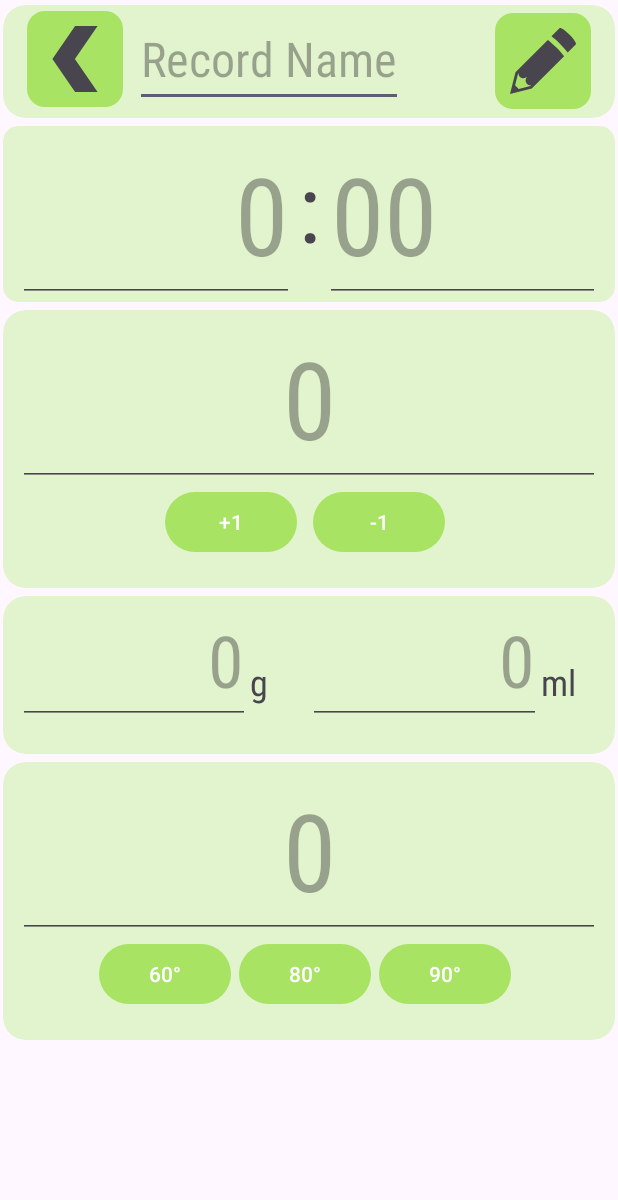
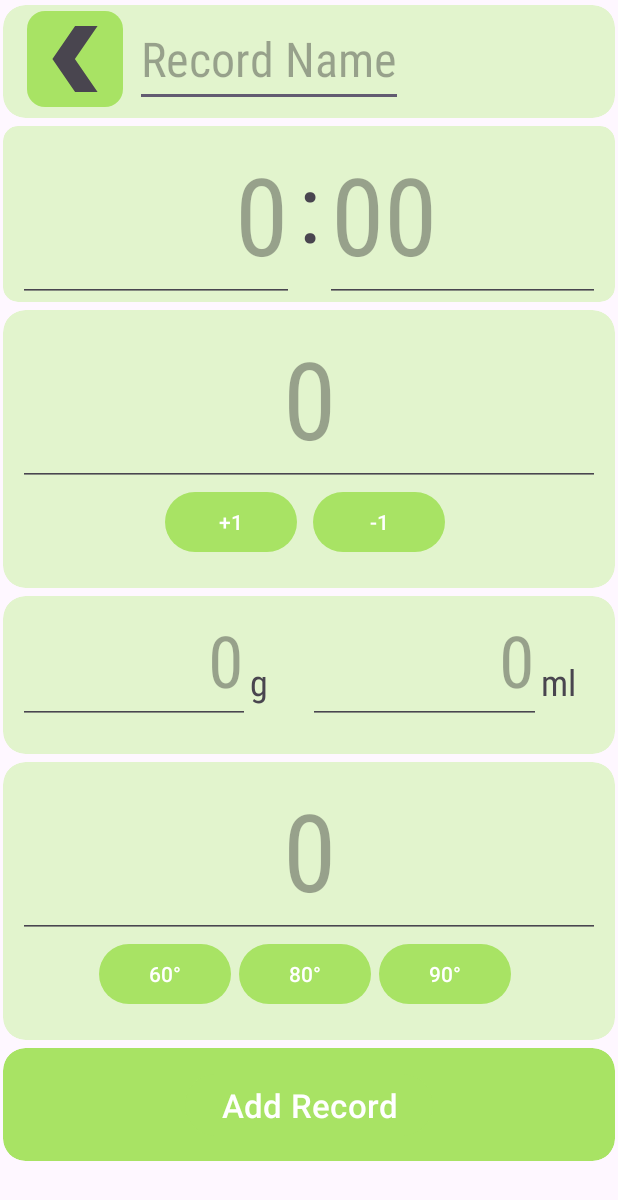
Before and after one commit to marianpekar/teapp, an Android app: the AddRecordActivity screen opened directly, with no data from a screen before it, on a phone screen of 412 x 824 dp. Shown: the top 1200 px of the screen. Run offline under Robolectric (Android 15) with nearby library versions, the phone set to English and light mode, and no system bars.

Commit message:
Minor redesign of AddRecordActivity and EditRecordActivity

```diff
--- a/app/src/main/java/com/marianpekar/teapp/AddRecordActivity.kt
+++ b/app/src/main/java/com/marianpekar/teapp/AddRecordActivity.kt
@@ -53,7 +53,7 @@ class AddRecordActivity : AppCompatActivity() {
         val editTextGrams: EditText = findViewById(R.id.editTextGrams)
         val editTextMillis: EditText = findViewById(R.id.editTextMillis)
 
-        val buttonAddRecord: ImageButton = findViewById(R.id.imageButtonSave)
+        val buttonAddRecord: Button = findViewById(R.id.buttonSaveRecord)
 
         buttonAddRecord.setOnClickListener {
             val name = editTextName.text.toString()
--- a/app/src/main/java/com/marianpekar/teapp/EditRecordActivity.kt
+++ b/app/src/main/java/com/marianpekar/teapp/EditRecordActivity.kt
@@ -88,7 +88,7 @@ class EditRecordActivity : AppCompatActivity() {
     }
 
     private fun setSaveRecordButton() {
-        val buttonSaveRecord: ImageButton = findViewById(R.id.imageButtonSave)
+        val buttonSaveRecord: Button = findViewById(R.id.buttonSaveRecord)
 
         buttonSaveRecord.setOnClickListener {
             val name = editTextName.text.toString()
@@ -192,6 +192,7 @@ class EditRecordActivity : AppCompatActivity() {
                 records.removeRecord(recordIndex)
                 backToMainActivity()
                 dialog.dismiss()
+                Toast.makeText(this@EditRecordActivity, R.string.record_removed, Toast.LENGTH_LONG).show()
             }
 
             alertDialogBuilder.setNegativeButton(R.string.no) { dialog, _ ->
--- a/app/src/main/res/layout/activity_add_record.xml
+++ b/app/src/main/res/layout/activity_add_record.xml
@@ -61,24 +61,6 @@
                         app:layout_constraintStart_toStartOf="parent"
                         app:layout_constraintTop_toTopOf="parent"
                         app:srcCompat="@drawable/left_arrow"
-                        app:tint="@color/default_text_on_light" />
-
-                    <ImageButton
-                        android:id="@+id/imageButtonSave"
-                        android:layout_width="64dp"
-                        android:layout_height="64dp"
-                        android:layout_marginEnd="16dp"
-                        android:background="@drawable/rounded_button_background"
-                        android:contentDescription="@string/save_record"
-                        android:padding="10dp"
-                        android:scaleType="centerInside"
-                        app:layout_constraintBottom_toBottomOf="parent"
-                        app:layout_constraintEnd_toEndOf="parent"
-                        app:layout_constraintHorizontal_bias="1.0"
-                        app:layout_constraintStart_toEndOf="@+id/editTextRecordName"
-                        app:layout_constraintTop_toTopOf="parent"
-                        app:layout_constraintVertical_bias="0.454"
-                        app:srcCompat="@drawable/pencil"
                         app:tint="@color/default_text_on_light" />
 
                 </androidx.constraintlayout.widget.ConstraintLayout>
@@ -338,6 +320,36 @@
                 </androidx.cardview.widget.CardView>
 
             </LinearLayout>
+
+            <androidx.cardview.widget.CardView
+                android:layout_width="match_parent"
+                android:layout_height="75dp"
+                android:layout_marginLeft="2dp"
+                android:layout_marginTop="5dp"
+                android:layout_marginRight="2dp"
+                android:backgroundTint="@color/green_tea_darker"
+                app:cardCornerRadius="15dp"
+                app:cardElevation="0dp">
+
+                <androidx.constraintlayout.widget.ConstraintLayout
+                    android:layout_width="match_parent"
+                    android:layout_height="match_parent">
+
+                    <Button
+                        android:id="@+id/buttonSaveRecord"
+                        android:layout_width="wrap_content"
+                        android:layout_height="wrap_content"
+                        android:backgroundTint="@color/green_tea_darker"
+                        android:text="@string/add_record"
+                        android:textColor="@color/white"
+                        android:textSize="22sp"
+                        app:layout_constraintBottom_toBottomOf="parent"
+                        app:layout_constraintEnd_toEndOf="parent"
+                        app:layout_constraintStart_toStartOf="parent"
+                        app:layout_constraintTop_toTopOf="parent" />
+                </androidx.constraintlayout.widget.ConstraintLayout>
+
+            </androidx.cardview.widget.CardView>
         </LinearLayout>
     </ScrollView>
 </LinearLayout>
--- a/app/src/main/res/values/strings.xml
+++ b/app/src/main/res/values/strings.xml
@@ -29,8 +29,11 @@
     <string name="cant_add_record">Can\'t store record with empty or zero values</string>
     <string name="new_record_added">New record added</string>
     <string name="delete_record">Delete Record</string>
-    <string name="record_saved">Record saved</string>
+    <string name="record_saved">Record updated</string>
     <string name="delete_record_are_you_sure">Are you sure you want to delete this record?</string>
     <string name="yes">Yes</string>
     <string name="no">No</string>
+    <string name="update_record">Update Record</string>
+    <string name="add_record">Add Record</string>
+    <string name="record_removed">Record removed</string>
 </resources>
```
Also changed, not shown: app/src/main/res/layout/activity_edit_record.xml (+30 -18 lines).
